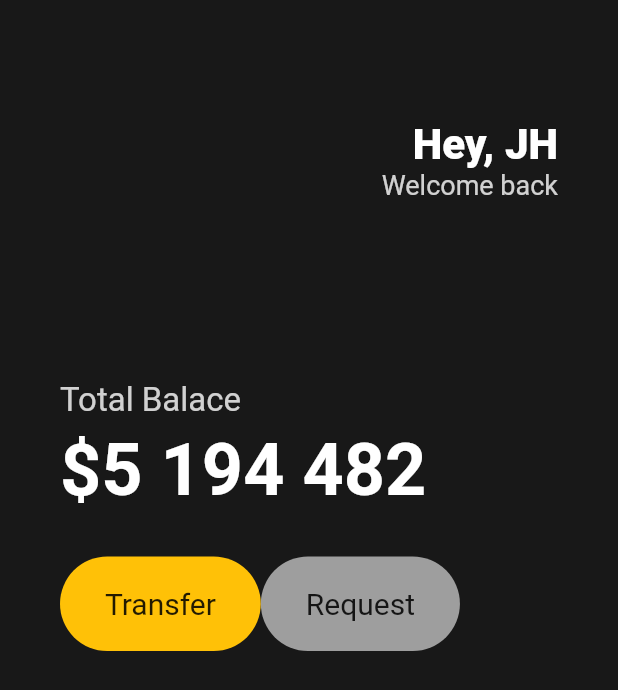
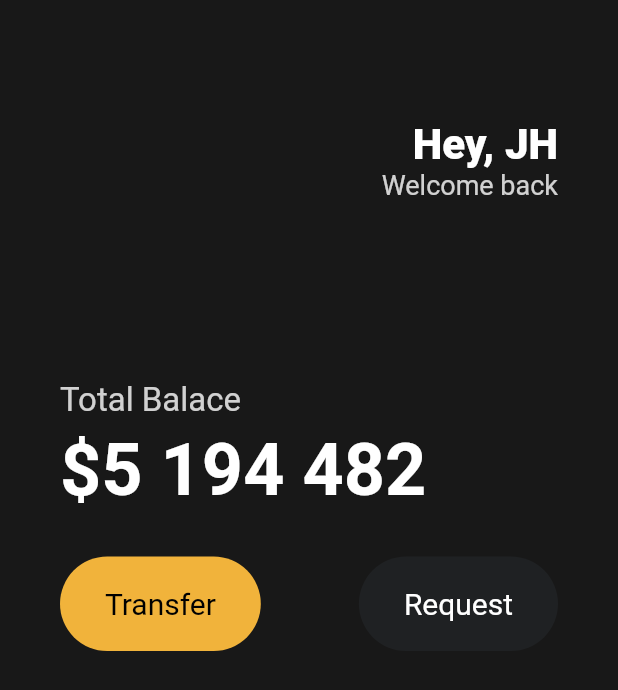
Before and after one commit to 6233/webtoonstore, a Flutter app: the screen it shows after launch, on a phone screen of 412 x 824 dp. Shown: the top 690 px of the screen. Run offline on Flutter 3.47's test engine with Material 2 defaults, Android fonts, the phone set to English and light mode, and no system bars.

Commit message:
use button widget

```diff
--- a/toonflix/lib/main.dart
+++ b/toonflix/lib/main.dart
@@ -1,4 +1,5 @@
 import 'package:flutter/material.dart';
+import 'package:toonflix/widgets/button.dart';
 
 void main() {
   runApp(App());
@@ -72,42 +73,17 @@ class App extends StatelessWidget {
                 height: 30,
               ),
               Row(
-                children: [
-                  Container(
-                    decoration: BoxDecoration(
-                      color: Colors.amber,
-                      borderRadius: BorderRadius.circular(45),
-                    ),
-                    child: const Padding(
-                      padding: EdgeInsets.symmetric(
-                        vertical: 20,
-                        horizontal: 30,
-                      ),
-                      child: Text(
-                        "Transfer",
-                        style: TextStyle(
-                          fontSize: 20,
-                        ),
-                      ),
-                    ),
+                mainAxisAlignment: MainAxisAlignment.spaceBetween,
+                children: const [
+                  Button(
+                    text: 'Transfer',
+                    bgColor: Color(0xFFF1B33B),
+                    textColor: Colors.black,
                   ),
-                  Container(
-                    decoration: BoxDecoration(
-                      color: Colors.grey,
-                      borderRadius: BorderRadius.circular(45),
-                    ),
-                    child: const Padding(
-                      padding: EdgeInsets.symmetric(
-                        vertical: 20,
-                        horizontal: 30,
-                      ),
-                      child: Text(
-                        "Request",
-                        style: TextStyle(
-                          fontSize: 20,
-                        ),
-                      ),
-                    ),
+                  Button(
+                    text: 'Request',
+                    bgColor: Color(0xFF1F2123),
+                    textColor: Colors.white,
                   ),
                 ],
               )
```
